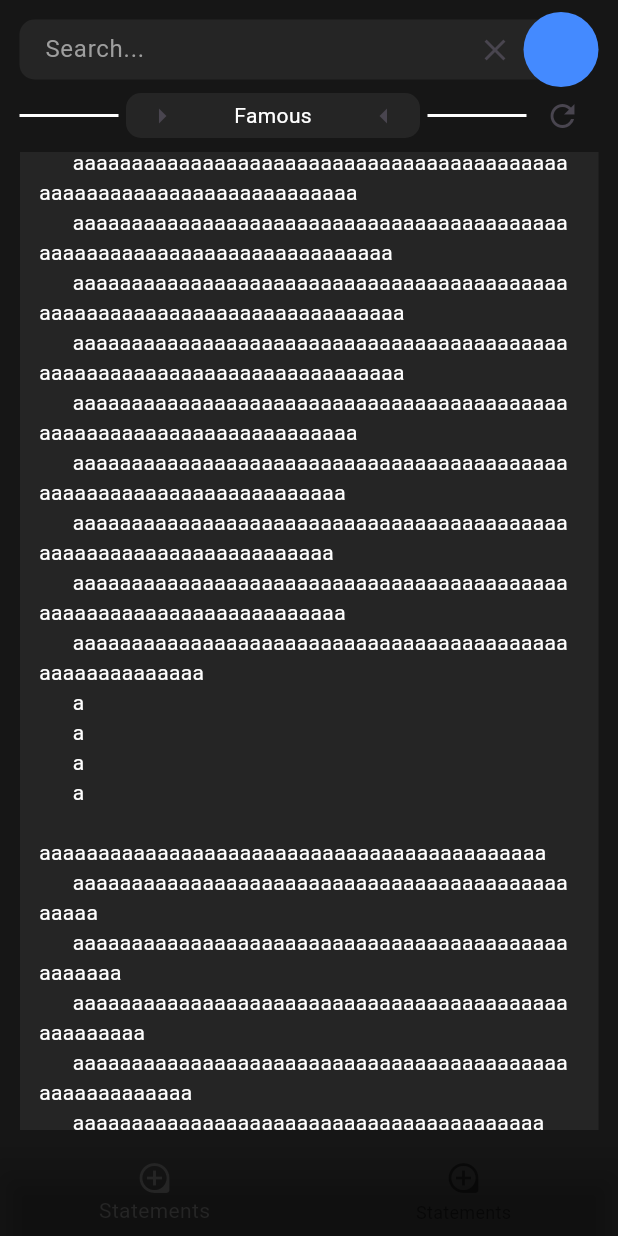
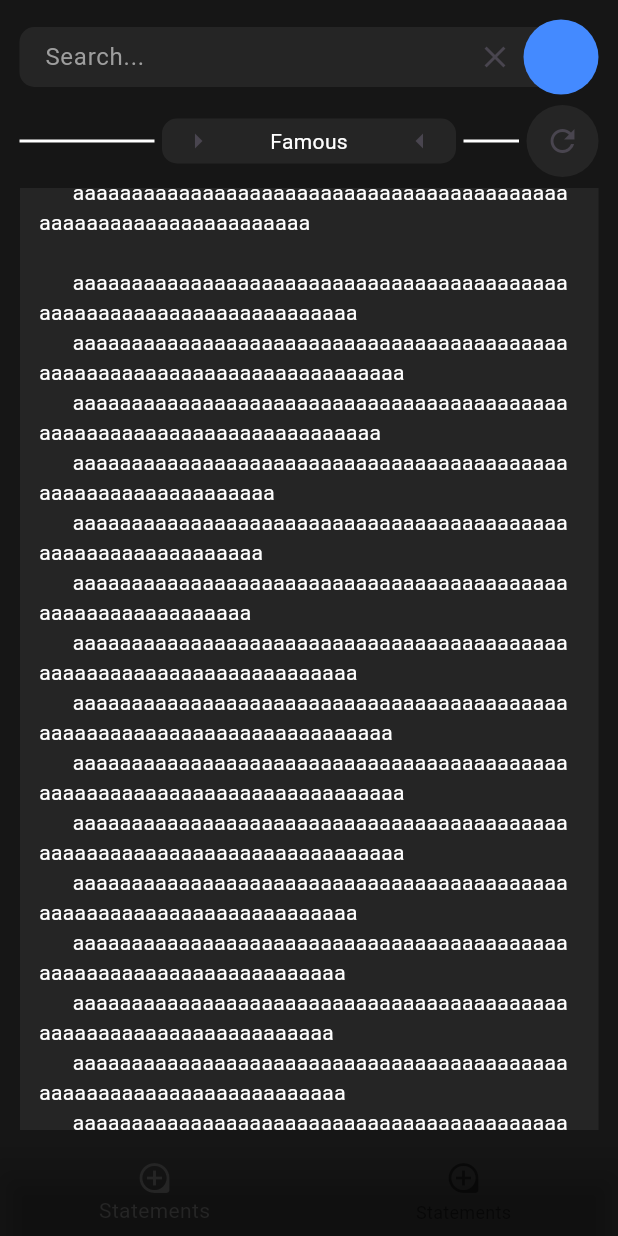
Before and after one commit to Raphael2b3/swarmintelligencemobile, a Flutter app: the screen it shows after launch, scrolled down 1728 dp, after a tap on the "refresh" icon, on a phone screen of 412 x 824 dp. Run offline on Flutter 3.47's test engine with Material 3 defaults, Android fonts, the phone set to English and light mode, and no system bars.

Commit message:
weiter gehts

```diff
--- /dev/null
+++ b/lib/components/Statement/statementmodel.dart
@@ -0,0 +1,5 @@
+class StatementModel {
+  double? id;
+  String text = "";
+  List<String> tags = [];
+}
--- /dev/null
+++ b/lib/components/Statement/statementmoreoptions.dart
@@ -0,0 +1,40 @@
+import 'package:flutter/material.dart';
+import 'package:swarmintelligencemobile/components/Statement/addbutton.dart';
+import 'package:swarmintelligencemobile/components/Statement/votebuttons.dart';
+
+class StatementMoreOptions extends StatefulWidget {
+  const StatementMoreOptions({super.key});
+
+  @override
+  State<StatementMoreOptions> createState() => _StatementMoreOptionsState();
+}
+
+class _StatementMoreOptionsState extends State<StatementMoreOptions> {
+  @override
+  Widget build(BuildContext context) {
+    return Container(
+      margin: const EdgeInsets.all(100),
+      padding: const EdgeInsets.all(13),
+      alignment: Alignment.topLeft,
+      decoration: BoxDecoration(
+        color: const Color.fromRGBO(37, 37, 37, 1),
+        borderRadius: BorderRadius.circular(10),
+      ),
+      child: Column(
+        mainAxisAlignment: MainAxisAlignment.end,
+        children: [
+          const Text(
+            "widget.text",
+          ),
+          Row(
+            children: [
+              const Upvotebutton(),
+              AddButton(onPressed: () => {}),
+              const Downvotebutton(),
+            ],
+          )
+        ],
+      ),
+    );
+  }
+}
--- a/lib/components/cathegoryselector.dart
+++ b/lib/components/cathegoryselector.dart
@@ -5,14 +5,17 @@ import 'package:swarmintelligencemobile/styles.dart';
 class Cathegoryselector extends StatefulWidget {
   final List<String> cathegories;
   final Widget extraWidget;
-  const Cathegoryselector({Key? key,required this.cathegories,this.extraWidget = const SizedBox.shrink()}) : super(key: key);
+  const Cathegoryselector(
+      {Key? key,
+      required this.cathegories,
+      this.extraWidget = const SizedBox.shrink()})
+      : super(key: key);
 
   @override
   State<Cathegoryselector> createState() => _CathegoryselectorState();
 }
 
 class _CathegoryselectorState extends State<Cathegoryselector> {
-
   int index = 0;
 
   void changeIndex(i) {
@@ -54,9 +57,8 @@ class _CathegoryselectorState extends State<Cathegoryselector> {
                 child: Text(
                   widget.cathegories[index],
                   textAlign: TextAlign.center,
-            ),
-              )
-              ,
+                ),
+              ),
               IconButton(
                   alignment: Alignment.center,
                   padding: const EdgeInsets.all(0),
@@ -68,12 +70,19 @@ class _CathegoryselectorState extends State<Cathegoryselector> {
           ),
         ),
         Expanded(
-          child: Container(
-            color: Colors.white,
-            height: 2,
+          child: Row(
+            mainAxisAlignment: MainAxisAlignment.end,
+            children: [
+              Expanded(
+                child: Container(
+                  color: Colors.white,
+                  height: 2,
+                ),
+              ),
+              widget.extraWidget
+            ],
           ),
         ),
-        widget.extraWidget
       ],
     );
   }
--- a/lib/components/reloadbutton.dart
+++ b/lib/components/reloadbutton.dart
@@ -1,4 +1,5 @@
 import 'package:flutter/material.dart';
+import 'package:swarmintelligencemobile/styles.dart';
 
 class ReloadButton extends StatefulWidget {
   const ReloadButton({super.key});
@@ -10,6 +11,15 @@ class ReloadButton extends StatefulWidget {
 class _ReloadButtonState extends State<ReloadButton> {
   @override
   Widget build(BuildContext context) {
-    return Container(child: IconButton(icon: Icon(Icons.refresh), onPressed: ()=>(), ),);
+    return Container(
+      margin: const EdgeInsets.only(bottom: 7, top: 7, left: 5),
+      decoration: BoxDecoration(
+          color: AppColors.highlightdark,
+          borderRadius: BorderRadius.circular(100)),
+      child: IconButton(
+        icon: const Icon(Icons.refresh),
+        onPressed: () => (),
+      ),
+    );
   }
 }
--- a/lib/components/settingcircle.dart
+++ b/lib/components/settingcircle.dart
@@ -8,18 +8,19 @@ class SettingCircle extends StatefulWidget {
 }
 
 class _SettingCircleState extends State<SettingCircle> {
+  final double height = 50;
   @override
   Widget build(BuildContext context) {
-    return SizedBox(
+    return Container(
       width: 15,
-      height: 0,
+      height: height,
       child: Stack(
         alignment: Alignment.centerRight,
         clipBehavior: Clip.none,
         children: [
           Positioned(
-            height: 50,
-            width: 50,
+            height: height,
+            width: height,
             child: Container(
               decoration: const BoxDecoration(
                   color: Colors.blueAccent,
--- a/lib/searchpage.dart
+++ b/lib/searchpage.dart
@@ -1,11 +1,12 @@
 import 'package:flutter/material.dart';
-import 'package:swarmintelligencemobile/components/addbutton.dart';
+import 'package:swarmintelligencemobile/components/Statement/addbutton.dart';
+import 'package:swarmintelligencemobile/components/Statement/statementmoreoptions.dart';
 import 'package:swarmintelligencemobile/components/cathegoryselector.dart';
 import 'package:swarmintelligencemobile/components/reloadbutton.dart';
 import 'package:swarmintelligencemobile/components/searchbar.dart';
 import 'package:swarmintelligencemobile/settings.dart';
 
-import 'components/statement.dart';
+import 'components/Statement/statement.dart';
 
 class SearchPage extends StatefulWidget {
   const SearchPage({Key? key}) : super(key: key);
@@ -19,17 +20,20 @@ class _SearchPageState extends State<SearchPage> {
 
   void onSearch(String query) {}
 
-  @override
   Widget build(BuildContext context) {
     return Container(
       margin: const EdgeInsets.all(13),
       child: Column(
         children: [
-          Searchbar(),
-          Cathegoryselector(cathegories: Settings.cathegories, extraWidget: ReloadButton(),),
+          const Searchbar(),
+          const Cathegoryselector(
+            cathegories: Settings.cathegories,
+            extraWidget: ReloadButton(),
+          ),
           Expanded(
             child: ListView(
               children: const [
+                StatementMoreOptions(),
                 Statement(),
                 Statement(text: "bin ich mal gespannt"),
                 Statement(),
```
Also changed, not shown: lib/components/Statement/statement.dart (renamed from lib/components/statement.dart, +9 -5 lines), lib/components/Statement/statementcontroller.dart (added, +21 -0 lines), lib/swarmintelligencedriver/driver.dart (+2 -7 lines), lib/taglist.dart (added, +24 -0 lines), lib/components/Statement/addbutton.dart (renamed from lib/components/addbutton.dart), lib/components/Statement/votebuttons.dart (renamed from lib/components/votebuttons.dart).
